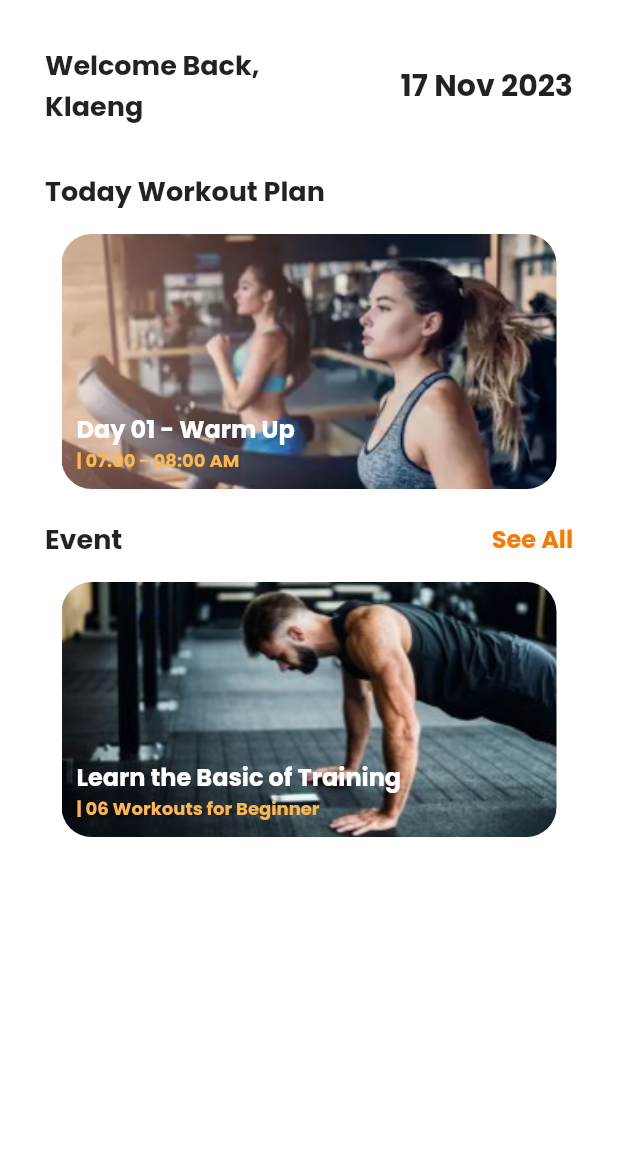
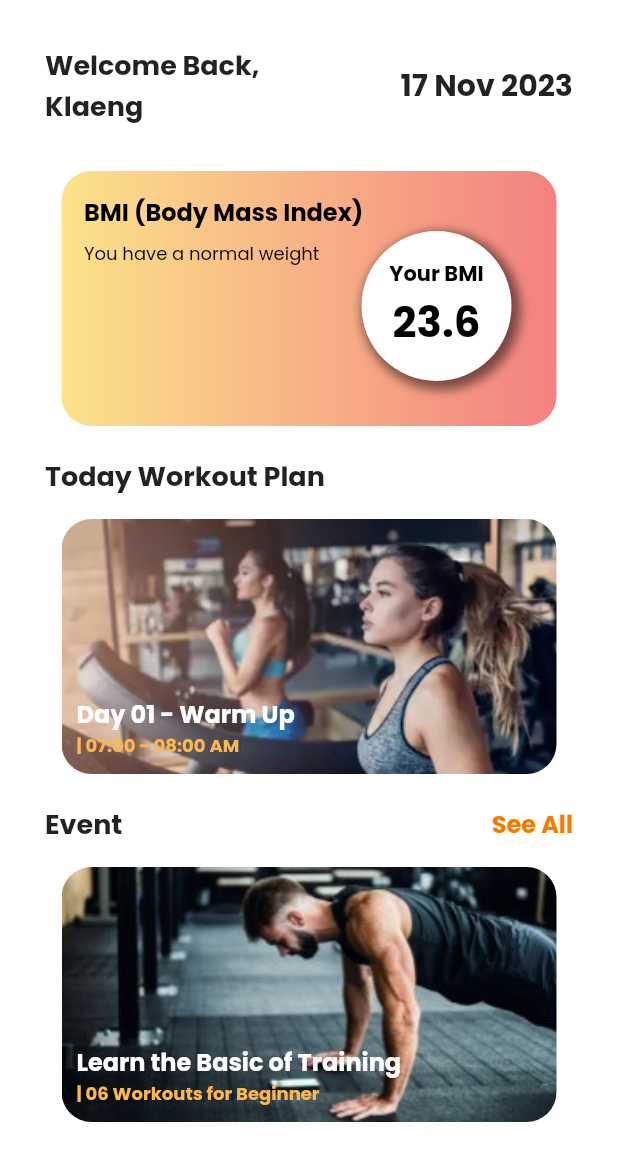
Before and after one commit to teerutt/FitPang, a Flutter app: the HomeHavePlan screen opened directly, on a phone screen of 412 x 824 dp. Shown: the top 1161 px of the screen. Run offline on Flutter 3.47's test engine with Material 2 defaults, Android fonts, the phone set to English and light mode, and no system bars; our stand-ins replace carousel_slider.

Commit message:
add by lee

```diff
--- a/lib/view/homedashboard/events.dart
+++ b/lib/view/homedashboard/events.dart
@@ -1,6 +1,5 @@
 import 'package:flutter/material.dart';
 import 'package:fitpang/common/color_extension.dart';
-import 'package:fitpang/view/maintab/maintab_view.dart';
 
 class EventsView extends StatefulWidget {
   const EventsView({Key? key}) : super(key: key);
--- a/lib/view/homedashboard/home_haveplan.dart
+++ b/lib/view/homedashboard/home_haveplan.dart
@@ -16,6 +16,8 @@ class _HomeHavePlanState extends State<HomeHavePlan> {
     return Scaffold(
       backgroundColor: TColor.white,
       body: SafeArea(
+        child: SingleChildScrollView(
+          physics: BouncingScrollPhysics(),
           child: Column(
             children: [
               // Row 1
@@ -26,7 +28,8 @@ class _HomeHavePlanState extends State<HomeHavePlan> {
                   children: [
                     Text(
                       "Welcome Back, \nKlaeng",
-                    style: TextStyle(fontSize: 18, fontWeight: FontWeight.bold),
+                      style:
+                          TextStyle(fontSize: 18, fontWeight: FontWeight.bold),
                     ),
                     Text(
                       DateFormat('d MMM yyyy').format(DateTime.now()),
@@ -40,6 +43,95 @@ class _HomeHavePlanState extends State<HomeHavePlan> {
               ),
               Column(
                 children: [
+                  Container(
+                    width: 330,
+                    height: 170,
+                    decoration: BoxDecoration(
+                      borderRadius: BorderRadius.circular(20.0),
+                      gradient: LinearGradient(
+                        colors: TColor.primaryG,
+                      ),
+                    ),
+                    child: Stack(
+                      children: [
+                        Padding(
+                          padding: const EdgeInsets.symmetric(
+                              vertical: 15.0, horizontal: 15.0),
+                          child: Column(
+                            crossAxisAlignment: CrossAxisAlignment.start,
+                            mainAxisSize: MainAxisSize.min,
+                            children: [
+                              Text(
+                                "BMI (Body Mass Index)",
+                                style: TextStyle(
+                                  fontSize: 16,
+                                  color: Colors.black,
+                                  fontWeight: FontWeight.bold,
+                                ),
+                              ),
+                              SizedBox(height: 7),
+                              Text(
+                                "You have a normal weight",
+                                style: TextStyle(
+                                  fontSize: 12,
+                                  color: Colors.black,
+                                  // fontWeight: FontWeight.bold,
+                                ),
+                              ),
+                            ],
+                          ),
+                        ),
+                        Positioned(
+                          top: 20, // Adjust the vertical position of the circle
+                          right:
+                              30, // Adjust the horizontal position of the circle
+                          child: Container(
+                            width: 100,
+                            height: 140,
+                            decoration: BoxDecoration(
+                              shape: BoxShape.circle,
+                              color: Colors
+                                  .white, // Set the background color of the circle
+                              boxShadow: [
+                                BoxShadow(
+                                  color: Colors.black
+                                      .withOpacity(0.5), // Set the shadow color
+                                  spreadRadius:
+                                      3, // Set the spread radius of the shadow
+                                  blurRadius:
+                                      5, // Set the blur radius of the shadow
+                                  offset: Offset(
+                                      3, 3), // Set the offset of the shadow
+                                ),
+                              ],
+                            ),
+                            child: Column(
+                              mainAxisAlignment: MainAxisAlignment.center,
+                              children: [
+                                Text(
+                                  "Your BMI", // Set the text inside the circle
+                                  style: TextStyle(
+                                    fontSize: 14,
+                                    color: Colors.black,
+                                    fontWeight: FontWeight.bold,
+                                  ),
+                                ),
+                                Text(
+                                  "23.6",
+                                  style: TextStyle(
+                                    fontSize: 28,
+                                    color: Colors.black,
+                                    fontWeight: FontWeight.bold,
+                                  ),
+                                ),
+                              ],
+                            ),
+                          ),
+                        ),
+                      ],
+                    ),
+                  ),
+                  SizedBox(height: 20),
                   const Padding(
                     padding: const EdgeInsets.symmetric(horizontal: 30.0),
                     child: Row(
@@ -191,6 +283,7 @@ class _HomeHavePlanState extends State<HomeHavePlan> {
             ],
           ),
         ),
+      ),
     );
   }
 }
```
Also changed, not shown: lib/common_widget/carousel_silder.dart (added, +83 -0 lines), lib/view/complete_profile/current_body.dart (added, +140 -0 lines), lib/view/complete_profile/desired_body.dart (added, +140 -0 lines), lib/view/complete_profile/what_your_goal_view.dart (+9 -16 lines). Lines whose indentation alone changed are shown as unchanged.
